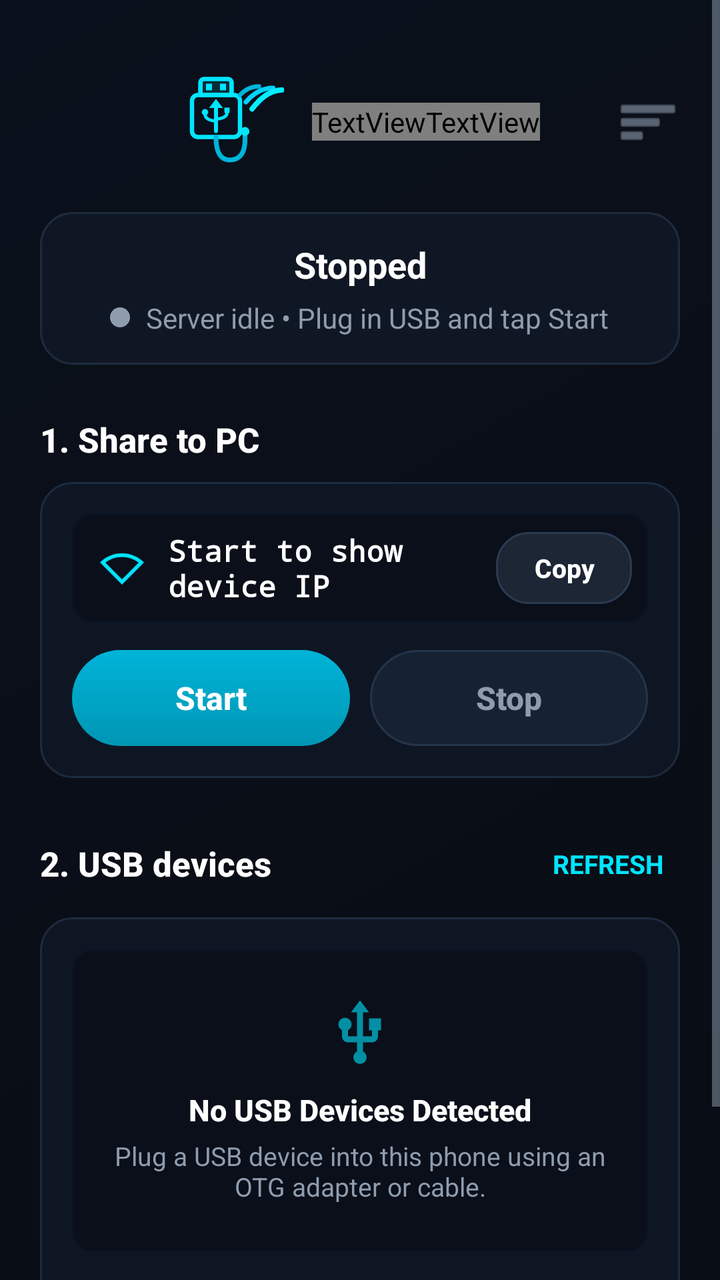
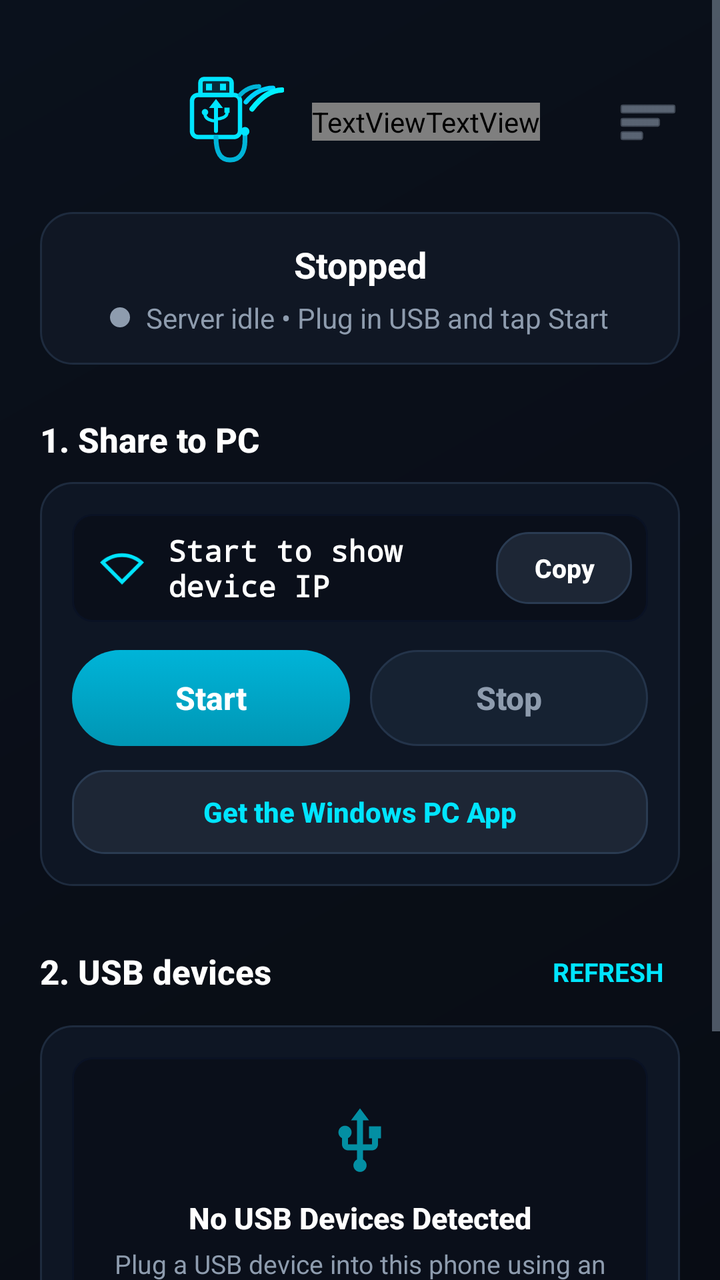

Two renders of the same Android screen: before a commit and after it. Below are the layout's source before the change and the commit's diff.
<!-- AndroidManifest.xml: application theme Theme.UsbNetBridge -->
<!-- res/layout/activity_main.xml -->
<?xml version="1.0" encoding="utf-8"?>
<FrameLayout xmlns:android="http://schemas.android.com/apk/res/android"
    xmlns:app="http://schemas.android.com/apk/res-auto"
    android:layout_width="match_parent"
    android:layout_height="match_parent"
    android:background="@drawable/bg_screen">

    
    <ImageView
        android:id="@+id/bgCircuit"
        android:layout_width="match_parent"
        android:layout_height="match_parent"
        android:scaleType="centerCrop"
        android:contentDescription="@null"
        android:importantForAccessibility="no"
        android:src="@drawable/bg_circuit"
        android:alpha="0.38" />

    
    <View
        android:layout_width="match_parent"
        android:layout_height="match_parent"
        android:background="#40080C14" />

    <ScrollView
        android:layout_width="match_parent"
        android:layout_height="match_parent"
        android:background="@android:color/transparent"
        android:fillViewport="true">

        <LinearLayout
            android:layout_width="match_parent"
            android:layout_height="wrap_content"
            android:orientation="vertical"
            android:paddingHorizontal="20dp"
            android:paddingTop="20dp"
            android:paddingBottom="32dp">

            
            <RelativeLayout
                android:layout_width="match_parent"
                android:layout_height="wrap_content"
                android:paddingTop="14dp"
                android:paddingBottom="16dp">

                <LinearLayout
                    android:layout_width="wrap_content"
                    android:layout_height="wrap_content"
                    android:layout_centerInParent="true"
                    android:gravity="center_vertical"
                    android:orientation="horizontal">

                <ImageView
                    android:id="@+id/brandIcon"
                    android:layout_width="52dp"
                    android:layout_height="52dp"
                    android:layout_marginEnd="14dp"
                    android:contentDescription="@string/app_name"
                    android:src="@drawable/ic_brand_logo" />

                <LinearLayout
                    android:layout_width="wrap_content"
                    android:layout_height="wrap_content"
                    android:gravity="center_vertical"
                    android:orientation="horizontal">

                    <TextView
                        android:id="@+id/brandTitleUsbNet"
                        android:layout_width="wrap_content"
                        android:layout_height="wrap_content"
                        android:fontFamily="sans-serif-bold"
                        android:letterSpacing="-0.02"
                        android:text="UsbNet"
                        android:textColor="#00F0FF"
                        android:textSize="36sp"
                        android:textStyle="bold" />

                    <TextView
                        android:id="@+id/brandTitleBridge"
                        android:layout_width="wrap_content"
                        android:layout_height="wrap_content"
                        android:fontFamily="sans-serif-bold"
                        android:letterSpacing="-0.02"
                        android:text="Bridge"
                        android:textColor="#FFFFFF"
                        android:textSize="36sp"
                        android:textStyle="bold" />
                </LinearLayout>
                </LinearLayout>

                <ImageView
                    android:id="@+id/showLogsButton"
                    android:layout_width="32dp"
                    android:layout_height="32dp"
                    android:layout_alignParentEnd="true"
                    android:layout_centerVertical="true"
                    android:background="?attr/selectableItemBackgroundBorderless"
                    android:src="@android:drawable/ic_menu_sort_by_size"
                    android:tint="@color/muted"
                    android:contentDescription="View Logs" />
            </RelativeLayout>

            
            <LinearLayout
                android:layout_width="match_parent"
                android:layout_height="wrap_content"
                android:layout_marginTop="4dp"
                android:background="@drawable/bg_status_capsule"
                android:gravity="center"
                android:orientation="vertical"
                android:paddingHorizontal="20dp"
                android:paddingVertical="14dp">

                <TextView
                    android:id="@+id/statusText"
                    android:layout_width="match_parent"
                    android:layout_height="wrap_content"
                    android:gravity="center"
                    android:text="@string/status_stopped"
                    android:textColor="@color/ink"
                    android:textSize="18sp"
                    android:textStyle="bold" />

                <LinearLayout
                    android:layout_width="wrap_content"
                    android:layout_height="wrap_content"
                    android:layout_marginTop="5dp"
                    android:gravity="center_vertical"
                    android:orientation="horizontal">

                    <View
                        android:id="@+id/statusDot"
                        android:layout_width="10dp"
                        android:layout_height="10dp"
                        android:layout_marginEnd="8dp"
                        android:background="@drawable/status_dot" />

                    <TextView
                        android:id="@+id/statusSubtitle"
                        android:layout_width="wrap_content"
                        android:layout_height="wrap_content"
                        android:text="@string/status_stopped_sub"
                        android:textColor="@color/muted"
                        android:textSize="14sp" />
                </LinearLayout>
            </LinearLayout>

            
            <TextView
                android:id="@+id/lastEventText"
                android:layout_width="match_parent"
                android:layout_height="wrap_content"
                android:visibility="gone" />

            
            <TextView
                android:layout_width="match_parent"
                android:layout_height="wrap_content"
                android:layout_marginTop="26dp"
                android:fontFamily="sans-serif-medium"
                android:text="1. Share to PC"
                android:textColor="@color/ink"
                android:textSize="17sp"
                android:textStyle="bold" />

            <LinearLayout
                android:layout_width="match_parent"
                android:layout_height="wrap_content"
                android:layout_marginTop="10dp"
                android:background="@drawable/bg_card"
                android:orientation="vertical"
                android:padding="16dp">

                
                <LinearLayout
                    android:layout_width="match_parent"
                    android:layout_height="wrap_content"
                    android:background="@drawable/bg_well"
                    android:gravity="center_vertical"
                    android:orientation="horizontal"
                    android:paddingStart="14dp"
                    android:paddingEnd="8dp"
                    android:paddingVertical="8dp">

                    <ImageView
                        android:layout_width="22dp"
                        android:layout_height="22dp"
                        android:layout_marginEnd="12dp"
                        android:contentDescription="@null"
                        android:importantForAccessibility="no"
                        android:src="@drawable/ic_wifi" />

                    <TextView
                        android:id="@+id/endpointText"
                        android:layout_width="0dp"
                        android:layout_height="wrap_content"
                        android:layout_weight="1"
                        android:fontFamily="monospace"
                        android:text="@string/endpoint_idle"
                        android:textColor="@color/ink"
                        android:textIsSelectable="true"
                        android:textSize="15sp"
                        android:textStyle="bold" />

                    <Button
                        android:id="@+id/copyEndpointButton"
                        android:layout_width="wrap_content"
                        android:layout_height="36dp"
                        android:background="@drawable/bg_btn_pill_dark"
                        android:minWidth="68dp"
                        android:paddingHorizontal="14dp"
                        android:stateListAnimator="@null"
                        android:text="@string/copy_endpoint"
                        android:textAllCaps="false"
                        android:textColor="@color/ink"
                        android:textSize="13sp"
                        android:textStyle="bold" />
                </LinearLayout>

                <TextView
                    android:id="@+id/endpointHintText"
                    android:layout_width="match_parent"
                    android:layout_height="wrap_content"
                    android:layout_marginTop="8dp"
                    android:text="@string/hint_screen"
                    android:textColor="@color/muted"
                    android:textSize="12sp"
                    android:visibility="gone" />

                
                <LinearLayout
                    android:layout_width="match_parent"
                    android:layout_height="wrap_content"
                    android:layout_marginTop="14dp"
                    android:orientation="horizontal">

                    <Button
                        android:id="@+id/startButton"
                        android:layout_width="0dp"
                        android:layout_height="48dp"
                        android:layout_marginEnd="10dp"
                        android:layout_weight="1"
                        android:background="@drawable/bg_btn_start"
                        android:stateListAnimator="@null"
                        android:text="@string/start"
                        android:textAllCaps="false"
                        android:textColor="@color/btn_start_text"
                        android:textSize="16sp"
                        android:textStyle="bold" />

                    <Button
                        android:id="@+id/stopButton"
                        android:layout_width="0dp"
                        android:layout_height="48dp"
                        android:layout_weight="1"
                        android:background="@drawable/bg_btn_stop"
                        app:backgroundTint="@null"
                        android:enabled="false"
                        android:stateListAnimator="@null"
                        android:text="@string/stop"
                        android:textAllCaps="false"
                        android:textColor="@color/btn_stop_text"
                        android:textSize="16sp"
                        android:textStyle="bold" />
                </LinearLayout>
            </LinearLayout>

            
            <LinearLayout
                android:layout_width="match_parent"
                android:layout_height="wrap_content"
                android:layout_marginTop="26dp"
                android:gravity="center_vertical"
                android:orientation="horizontal">

                <TextView
                    android:layout_width="0dp"
                    android:layout_height="wrap_content"
                    android:layout_weight="1"
                    android:fontFamily="sans-serif-medium"
                    android:text="2. USB devices"
                    android:textColor="@color/ink"
                    android:textSize="17sp"
                    android:textStyle="bold" />

                <TextView
                    android:id="@+id/refreshButton"
                    android:layout_width="wrap_content"
                    android:layout_height="wrap_content"
                    android:background="?attr/selectableItemBackgroundBorderless"
                    android:padding="8dp"
                    android:text="@string/refresh"
                    android:textAllCaps="true"
                    android:textColor="@color/accent"
                    android:textSize="13sp"
                    android:textStyle="bold" />
            </LinearLayout>

            <LinearLayout
                android:layout_width="match_parent"
                android:layout_height="wrap_content"
                android:layout_marginTop="10dp"
                android:background="@drawable/bg_card"
                android:orientation="vertical"
                android:padding="16dp">

                <LinearLayout
                    android:id="@+id/devicesContainer"
                    android:layout_width="match_parent"
                    android:layout_height="wrap_content"
                    android:orientation="vertical"
                    android:visibility="gone" />

                <LinearLayout
                    android:id="@+id/deviceEmptyLayout"
                    android:layout_width="match_parent"
                    android:layout_height="wrap_content"
                    android:background="@drawable/bg_well"
                    android:gravity="center"
                    android:orientation="vertical"
                    android:paddingHorizontal="16dp"
                    android:paddingVertical="24dp">

                    <ImageView
                        android:layout_width="36dp"
                        android:layout_height="36dp"
                        android:alpha="0.6"
                        android:contentDescription="@null"
                        android:importantForAccessibility="no"
                        android:src="@drawable/ic_usb" />

                    <TextView
                        android:layout_width="wrap_content"
                        android:layout_height="wrap_content"
                        android:layout_marginTop="10dp"
                        android:fontFamily="sans-serif-medium"
                        android:text="@string/empty_usb_title"
                        android:textColor="@color/ink"
                        android:textSize="15sp"
                        android:textStyle="bold" />

                    <TextView
                        android:id="@+id/deviceListText"
                        android:layout_width="wrap_content"
                        android:layout_height="wrap_content"
                        android:layout_marginTop="4dp"
                        android:gravity="center"
                        android:text="@string/empty_usb_detail"
                        android:textColor="@color/muted"
                        android:textSize="13sp" />
                </LinearLayout>

                <TextView
                    android:layout_width="match_parent"
                    android:layout_height="wrap_content"
                    android:layout_marginTop="14dp"
                    android:lineSpacingExtra="2dp"
                    android:text="@string/hint_usb_always"
                    android:textColor="@color/muted"
                    android:textSize="12sp" />

                <TextView
                    android:layout_width="match_parent"
                    android:layout_height="wrap_content"
                    android:layout_marginTop="3dp"
                    android:text="@string/hint_permission"
                    android:textColor="@color/muted"
                    android:textSize="12sp" />
            </LinearLayout>

        </LinearLayout>
    </ScrollView>
</FrameLayout>
<!-- resources referenced by this layout -->
<resources>
  <color name="accent">#FF00E5FF</color>
  <color name="ink">#FFFFFFFF</color>
  <color name="muted">#FF8E9CAE</color>
  <!-- drawable bg_card (drawable) -->
  <?xml version="1.0" encoding="utf-8"?>
  <shape xmlns:android="http://schemas.android.com/apk/res/android"
      android:shape="rectangle">
      <solid android:color="@color/surface" />
      <corners android:radius="16dp" />
      <stroke
          android:width="1dp"
          android:color="@color/line" />
  </shape>
  <!-- drawable bg_screen (drawable) -->
  <?xml version="1.0" encoding="utf-8"?>
  <shape xmlns:android="http://schemas.android.com/apk/res/android"
      android:shape="rectangle">
      <gradient
          android:angle="135"
          android:endColor="@color/bg_mid"
          android:startColor="@color/bg" />
  </shape>
  <!-- drawable bg_status_capsule (drawable) -->
  <?xml version="1.0" encoding="utf-8"?>
  <shape xmlns:android="http://schemas.android.com/apk/res/android"
      android:shape="rectangle">
      <solid android:color="@color/status_pill_bg" />
      <corners android:radius="16dp" />
      <stroke
          android:width="1dp"
          android:color="@color/status_pill_border" />
  </shape>
  <!-- drawable bg_well (drawable) -->
  <?xml version="1.0" encoding="utf-8"?>
  <shape xmlns:android="http://schemas.android.com/apk/res/android"
      android:shape="rectangle">
      <solid android:color="@color/input_bg" />
      <corners android:radius="10dp" />
      <stroke
          android:width="1dp"
          android:color="#FF0A1224" />
  </shape>
  <!-- drawable ic_wifi (drawable) -->
  <vector xmlns:android="http://schemas.android.com/apk/res/android"
      android:width="24dp"
      android:height="24dp"
      android:viewportWidth="24"
      android:viewportHeight="24">
      <path
          android:fillColor="@color/accent"
          android:pathData="M12,4C7.31,4 3.07,5.9 0,8.98L12,21 24,8.98C20.93,5.9 16.69,4 12,4zM2.92,9.07C5.51,7.08 8.67,6 12,6s6.49,1.08 9.08,3.07L12,18.17 2.92,9.07z" />
  </vector>
  <!-- drawable status_dot (drawable) -->
  <?xml version="1.0" encoding="utf-8"?>
  <shape xmlns:android="http://schemas.android.com/apk/res/android"
      android:shape="oval">
      <solid android:color="@color/status_stopped" />
  </shape>
  <string name="app_name">UsbNetBridge</string>
  <string name="copy_endpoint">Copy</string>
  <string name="empty_usb_detail">Plug a USB device into this phone using an OTG adapter or cable.</string>
  <string name="empty_usb_title">No USB Devices Detected</string>
  <string name="endpoint_idle">Start to show device IP</string>
  <string name="hint_permission">If asked for USB permission, tap Allow.</string>
  <string name="hint_screen">You can turn the screen off while sharing. On the PC, tap Find.</string>
  <string name="hint_usb_always">When you plug in USB, choose UsbNetBridge → Always, then tap Start.</string>
  <string name="refresh">Refresh</string>
  <string name="start">Start</string>
  <string name="status_stopped">Stopped</string>
  <string name="status_stopped_sub">Server idle • Plug in USB and tap Start</string>
  <string name="stop">Stop</string>
  <color name="surface">#FF0E1624</color>
  <color name="line">#FF1E2B3E</color>
  <color name="bg_mid">#FF0B121E</color>
  <color name="bg">#FF080C14</color>
  <color name="status_pill_bg">#FF101724</color>
  <color name="status_pill_border">#FF1E2B3E</color>
  <color name="input_bg">#FF0A0F1A</color>
  <color name="status_stopped">#FF8E9CAE</color>
  <color name="accent_dark">#FF00A3C4</color>
  <color name="on_accent">#FF080C14</color>
  <color name="accent_hot">#FF00E5FF</color>
</resources>

<!-- the commit's change to res/layout/activity_main.xml (unified diff, before → after) -->
@@ -263,6 +263,20 @@
                         android:textSize="16sp"
                         android:textStyle="bold" />
                 </LinearLayout>
+
+                <Button
+                    android:id="@+id/getWindowsClientButton"
+                    android:layout_width="match_parent"
+                    android:layout_height="42dp"
+                    android:layout_marginTop="12dp"
+                    android:background="@drawable/bg_btn_pill_dark"
+                    app:backgroundTint="@null"
+                    android:stateListAnimator="@null"
+                    android:text="Get the Windows PC App"
+                    android:textAllCaps="false"
+                    android:textColor="@color/accent"
+                    android:textSize="14sp"
+                    android:textStyle="bold" />
             </LinearLayout>
 
             
